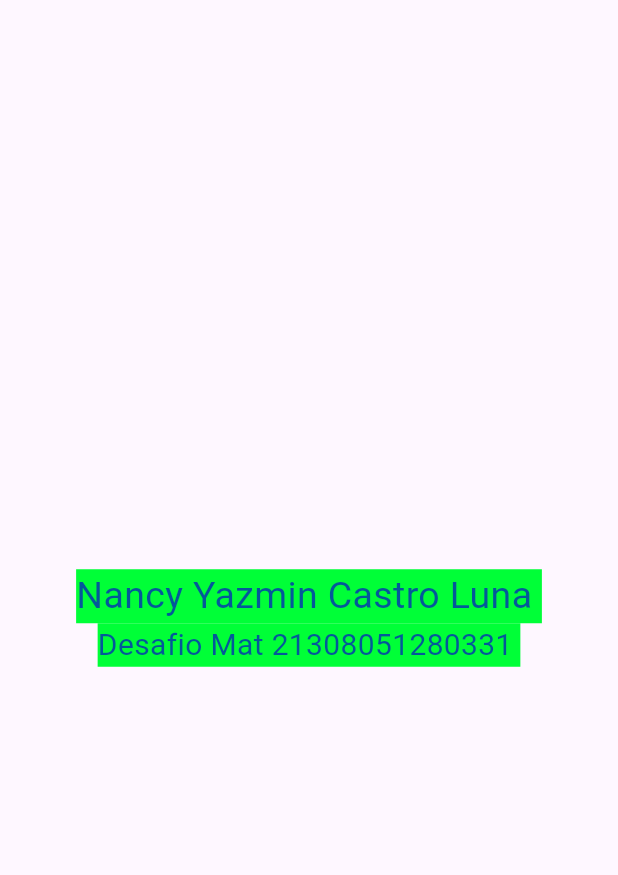
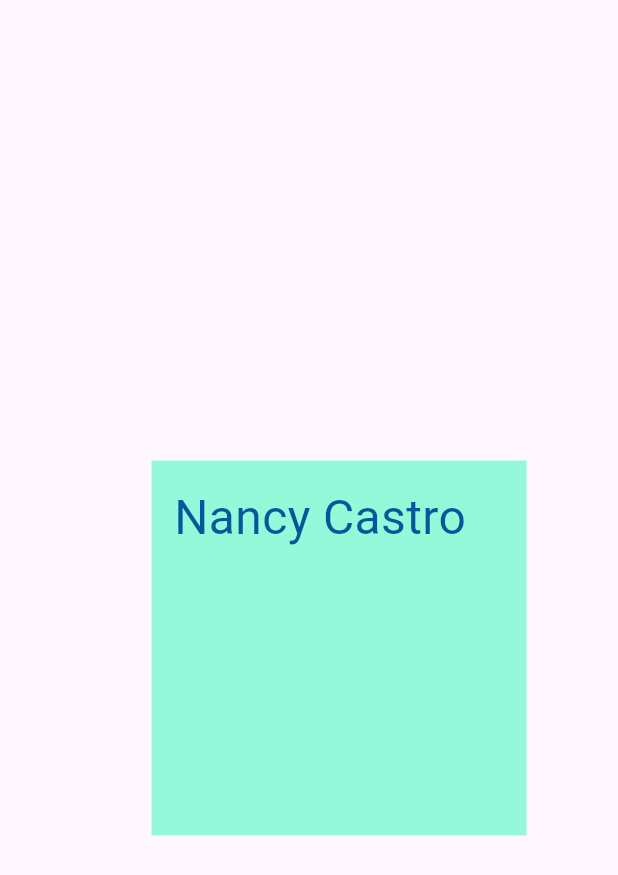
Before and after one commit to CastroNancy/uiiAct3, a Flutter app: the NotesPage screen opened directly, on a phone screen of 412 x 824 dp. Shown: the top 875 px of the screen. Run offline on Flutter 3.47's test engine with Material 3 defaults, Android fonts, the phone set to English and light mode, and no system bars.

```diff
--- a/lib/notes.dart
+++ b/lib/notes.dart
@@ -14,35 +14,16 @@ class _NotesPageState extends State<NotesPage> {
           mainAxisAlignment: MainAxisAlignment.center,
           children: [
             Container(
-              decoration: BoxDecoration(
-                color: Color(0xff00ff37),
+              color: Color(0xff94f9d9),
+              padding: const EdgeInsets.all(15),
+              margin: const EdgeInsets.only(left: 40, top: 40),
+              width: 250,
+              height: 250,
+              child: Text(
+                'Nancy Castro',
+                style: TextStyle(fontSize: 32, color: Color(0xFF04589A)),
               ),
-              child: Text(
-                "Nancy Yazmin Castro Luna ",
-                style: TextStyle(
-                  fontSize: 25,
-                  color: Color(0xff04589A), // Azul medio
-                ),
-              ),
-            ),
-            Container(
-              decoration: BoxDecoration(
-                color: Color(0xff00ff37),
-              ),
-            ),
-            Container(
-              decoration: BoxDecoration(
-                color: Color(0xff00ff37),
-              ),
-              child: Text(
-                "Desafio Mat 21308051280331 ",
-                style: TextStyle(
-                  fontSize: 20,
-                  color: Color(
-                      0xff04589A), // Azul medio (mismo color que el texto anterior)
-                ),
-              ),
-            ),
+            )
           ],
         ),
       ),
```
Also changed, not shown: lib/privacy_policy.dart (+6 -7 lines).
